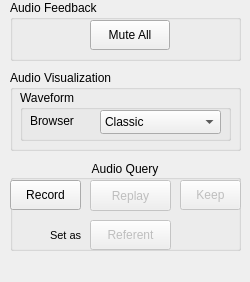
This is libs/gui-osg-qt/ACAudioControlsDockWidgetQt.ui in MediaCycle/MediaCycle as Qt 5 draws it before an edit. The edited form follows.
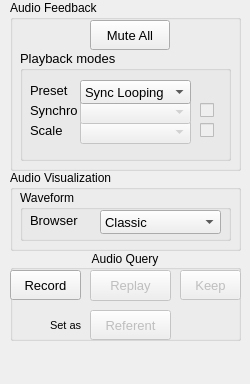
This is the edited form.

Commit message: Playback presets (for Loops/Soundscapes/Custom) and Default/Forced Synchro/Sampling Modes can be set on the audio controls dock (not affecting the loops being played, but the new ones)

```diff
--- a/libs/gui-osg-qt/ACAudioControlsDockWidgetQt.ui
+++ b/libs/gui-osg-qt/ACAudioControlsDockWidgetQt.ui
@@ -7,7 +7,7 @@
     <x>0</x>
     <y>0</y>
     <width>250</width>
-    <height>282</height>
+    <height>384</height>
    </rect>
   </property>
   <property name="sizePolicy">
@@ -19,7 +19,7 @@
   <property name="minimumSize">
    <size>
     <width>250</width>
-    <height>100</height>
+    <height>176</height>
    </size>
   </property>
   <property name="maximumSize">
@@ -54,7 +54,7 @@
     <property name="geometry">
      <rect>
       <x>10</x>
-      <y>160</y>
+      <y>250</y>
       <width>231</width>
       <height>91</height>
      </rect>
@@ -86,6 +86,11 @@
        <height>30</height>
       </rect>
      </property>
+     <property name="font">
+      <font>
+       <pointsize>10</pointsize>
+      </font>
+     </property>
      <property name="text">
       <string>Record</string>
      </property>
@@ -105,6 +110,11 @@
        <height>30</height>
       </rect>
      </property>
+     <property name="font">
+      <font>
+       <pointsize>10</pointsize>
+      </font>
+     </property>
      <property name="text">
       <string>Keep</string>
      </property>
@@ -124,6 +134,11 @@
        <height>31</height>
       </rect>
      </property>
+     <property name="font">
+      <font>
+       <pointsize>10</pointsize>
+      </font>
+     </property>
      <property name="text">
       <string>Replay</string>
      </property>
@@ -143,6 +158,11 @@
        <height>30</height>
       </rect>
      </property>
+     <property name="font">
+      <font>
+       <pointsize>10</pointsize>
+      </font>
+     </property>
      <property name="text">
       <string>Referent</string>
      </property>
@@ -175,7 +195,7 @@
       <x>10</x>
       <y>0</y>
       <width>231</width>
-      <height>61</height>
+      <height>171</height>
      </rect>
     </property>
     <property name="sizePolicy">
@@ -202,16 +222,225 @@
        <height>30</height>
       </rect>
      </property>
+     <property name="font">
+      <font>
+       <pointsize>10</pointsize>
+      </font>
+     </property>
      <property name="text">
       <string>Mute All</string>
      </property>
     </widget>
+    <widget class="QGroupBox" name="groupBoxModes">
+     <property name="geometry">
+      <rect>
+       <x>10</x>
+       <y>50</y>
+       <width>211</width>
+       <height>111</height>
+      </rect>
+     </property>
+     <property name="minimumSize">
+      <size>
+       <width>0</width>
+       <height>90</height>
+      </size>
+     </property>
+     <property name="font">
+      <font>
+       <pointsize>10</pointsize>
+      </font>
+     </property>
+     <property name="title">
+      <string>Playback modes</string>
+     </property>
+     <widget class="QComboBox" name="comboBoxScaleMode">
+      <property name="enabled">
+       <bool>false</bool>
+      </property>
+      <property name="geometry">
+       <rect>
+        <x>60</x>
+        <y>70</y>
+        <width>111</width>
+        <height>24</height>
+       </rect>
+      </property>
+      <property name="font">
+       <font>
+        <pointsize>10</pointsize>
+       </font>
+      </property>
+      <property name="currentIndex">
+       <number>-1</number>
+      </property>
+     </widget>
+     <widget class="QComboBox" name="comboBoxSynchroMode">
+      <property name="enabled">
+       <bool>false</bool>
+      </property>
+      <property name="geometry">
+       <rect>
+        <x>60</x>
+        <y>50</y>
+        <width>111</width>
+        <height>24</height>
+       </rect>
+      </property>
+      <property name="font">
+       <font>
+        <pointsize>10</pointsize>
+       </font>
+      </property>
+      <property name="currentIndex">
+       <number>-1</number>
+      </property>
+     </widget>
+     <widget class="QLabel" name="labelSynchroMode">
+      <property name="geometry">
+       <rect>
+        <x>10</x>
+        <y>50</y>
+        <width>61</width>
+        <height>21</height>
+       </rect>
+      </property>
+      <property name="font">
+       <font>
+        <pointsize>10</pointsize>
+       </font>
+      </property>
+      <property name="text">
+       <string>Synchro</string>
+      </property>
+     </widget>
+     <widget class="QLabel" name="labelScaleMode">
+      <property name="geometry">
+       <rect>
+        <x>10</x>
+        <y>70</y>
+        <width>61</width>
+        <height>21</height>
+       </rect>
+      </property>
+      <property name="font">
+       <font>
+        <pointsize>10</pointsize>
+       </font>
+      </property>
+      <property name="text">
+       <string>Scale</string>
+      </property>
+     </widget>
+     <widget class="QCheckBox" name="checkBoxSynchroMode">
+      <property name="enabled">
+       <bool>false</bool>
+      </property>
+      <property name="geometry">
+       <rect>
+        <x>180</x>
+        <y>50</y>
+        <width>21</width>
+        <height>21</height>
+       </rect>
+      </property>
+      <property name="toolTip">
+       <string>&lt;!DOCTYPE HTML PUBLIC &quot;-//W3C//DTD HTML 4.0//EN&quot; &quot;http://www.w3.org/TR/REC-html40/strict.dtd&quot;&gt;
+&lt;html&gt;&lt;head&gt;&lt;meta name=&quot;qrichtext&quot; content=&quot;1&quot; /&gt;&lt;style type=&quot;text/css&quot;&gt;
+p, li { white-space: pre-wrap; }
+&lt;/style&gt;&lt;/head&gt;&lt;body style=&quot; font-family:'Lucida Grande'; font-size:13pt; font-weight:400; font-style:normal;&quot;&gt;
+&lt;p style=&quot; margin-top:0px; margin-bottom:0px; margin-left:0px; margin-right:0px; -qt-block-indent:0; text-indent:0px;&quot;&gt;&lt;span style=&quot; font-weight:600;&quot;&gt;unchecked&lt;/span&gt;: default mode per loop, but if tempo is detected in a loop, the &amp;quot;&lt;span style=&quot; font-weight:600;&quot;&gt;AutoBeat&lt;/span&gt;&amp;quot; mode is used for the given loop&lt;/p&gt;
+&lt;p style=&quot; margin-top:0px; margin-bottom:0px; margin-left:0px; margin-right:0px; -qt-block-indent:0; text-indent:0px;&quot;&gt;&lt;span style=&quot; font-weight:600;&quot;&gt;checked&lt;/span&gt;: forced for all loops&lt;/p&gt;&lt;/body&gt;&lt;/html&gt;</string>
+      </property>
+      <property name="text">
+       <string/>
+      </property>
+     </widget>
+     <widget class="QCheckBox" name="checkBoxScaleMode">
+      <property name="enabled">
+       <bool>false</bool>
+      </property>
+      <property name="geometry">
+       <rect>
+        <x>180</x>
+        <y>70</y>
+        <width>21</width>
+        <height>21</height>
+       </rect>
+      </property>
+      <property name="toolTip">
+       <string>&lt;!DOCTYPE HTML PUBLIC &quot;-//W3C//DTD HTML 4.0//EN&quot; &quot;http://www.w3.org/TR/REC-html40/strict.dtd&quot;&gt;
+&lt;html&gt;&lt;head&gt;&lt;meta name=&quot;qrichtext&quot; content=&quot;1&quot; /&gt;&lt;style type=&quot;text/css&quot;&gt;
+p, li { white-space: pre-wrap; }
+&lt;/style&gt;&lt;/head&gt;&lt;body style=&quot; font-family:'Lucida Grande'; font-size:13pt; font-weight:400; font-style:normal;&quot;&gt;
+&lt;p style=&quot; margin-top:0px; margin-bottom:0px; margin-left:0px; margin-right:0px; -qt-block-indent:0; text-indent:0px;&quot;&gt;&lt;span style=&quot; font-weight:600;&quot;&gt;unchecked&lt;/span&gt;: default mode per loop, but if tempo is detected in a loop, the &amp;quot;&lt;span style=&quot; font-weight:600;&quot;&gt;Vocode&lt;/span&gt;&amp;quot; mode is used for the given loop&lt;/p&gt;
+&lt;p style=&quot; margin-top:0px; margin-bottom:0px; margin-left:0px; margin-right:0px; -qt-block-indent:0; text-indent:0px;&quot;&gt;&lt;span style=&quot; font-weight:600;&quot;&gt;checked&lt;/span&gt;: forced for all loops&lt;/p&gt;&lt;/body&gt;&lt;/html&gt;</string>
+      </property>
+      <property name="text">
+       <string/>
+      </property>
+     </widget>
+     <widget class="QLabel" name="labelSynchroMode_2">
+      <property name="geometry">
+       <rect>
+        <x>10</x>
+        <y>30</y>
+        <width>61</width>
+        <height>21</height>
+       </rect>
+      </property>
+      <property name="font">
+       <font>
+        <pointsize>10</pointsize>
+       </font>
+      </property>
+      <property name="text">
+       <string>Preset</string>
+      </property>
+     </widget>
+     <widget class="QComboBox" name="comboBoxPlaybackPreset">
+      <property name="enabled">
+       <bool>true</bool>
+      </property>
+      <property name="geometry">
+       <rect>
+        <x>60</x>
+        <y>30</y>
+        <width>111</width>
+        <height>24</height>
+       </rect>
+      </property>
+      <property name="font">
+       <font>
+        <pointsize>10</pointsize>
+       </font>
+      </property>
+      <property name="currentIndex">
+       <number>0</number>
+      </property>
+      <item>
+       <property name="text">
+        <string>Sync Looping</string>
+       </property>
+      </item>
+      <item>
+       <property name="text">
+        <string>High-Fidelity</string>
+       </property>
+      </item>
+      <item>
+       <property name="text">
+        <string>Custom</string>
+       </property>
+      </item>
+     </widget>
+    </widget>
    </widget>
    <widget class="QGroupBox" name="groupBoxVisualization">
     <property name="geometry">
      <rect>
       <x>10</x>
-      <y>70</y>
+      <y>170</y>
       <width>231</width>
       <height>81</height>
      </rect>
@@ -225,7 +454,7 @@
     <property name="minimumSize">
      <size>
       <width>231</width>
-      <height>61</height>
+      <height>81</height>
      </size>
     </property>
     <property name="title">
@@ -264,6 +493,11 @@
         <height>24</height>
        </rect>
       </property>
+      <property name="font">
+       <font>
+        <pointsize>10</pointsize>
+       </font>
+      </property>
       <property name="currentIndex">
        <number>1</number>
       </property>
@@ -287,6 +521,11 @@
         <height>21</height>
        </rect>
       </property>
+      <property name="font">
+       <font>
+        <pointsize>10</pointsize>
+       </font>
+      </property>
       <property name="text">
        <string>Browser</string>
       </property>
```
The commit also changes 5 other files.
